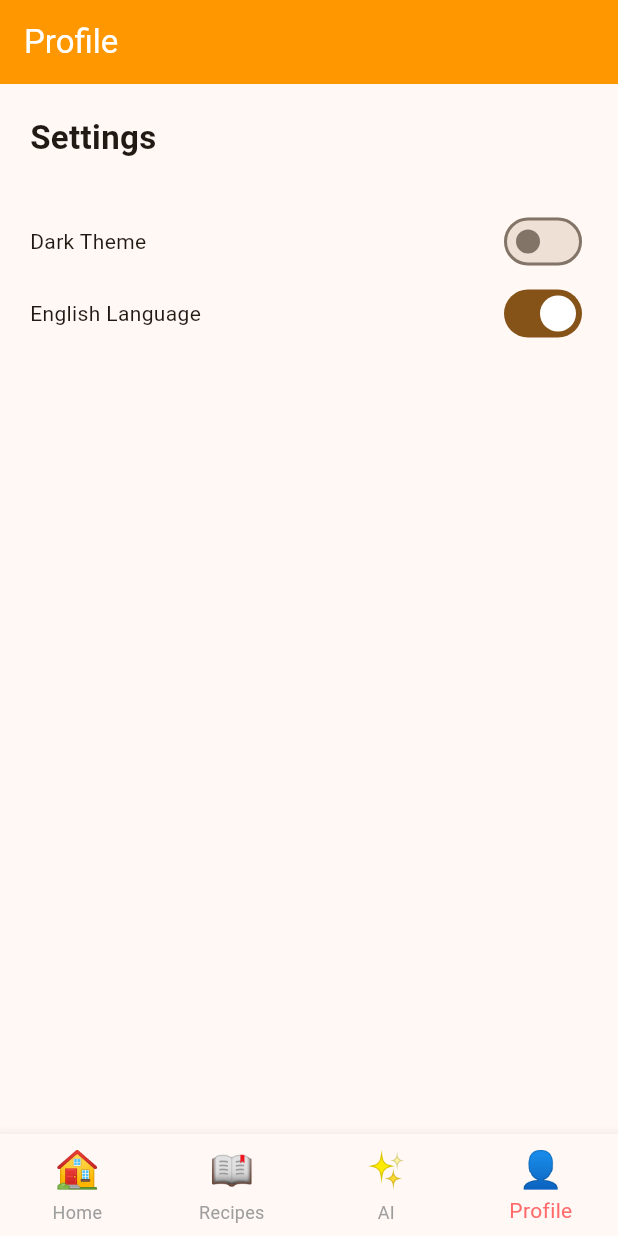
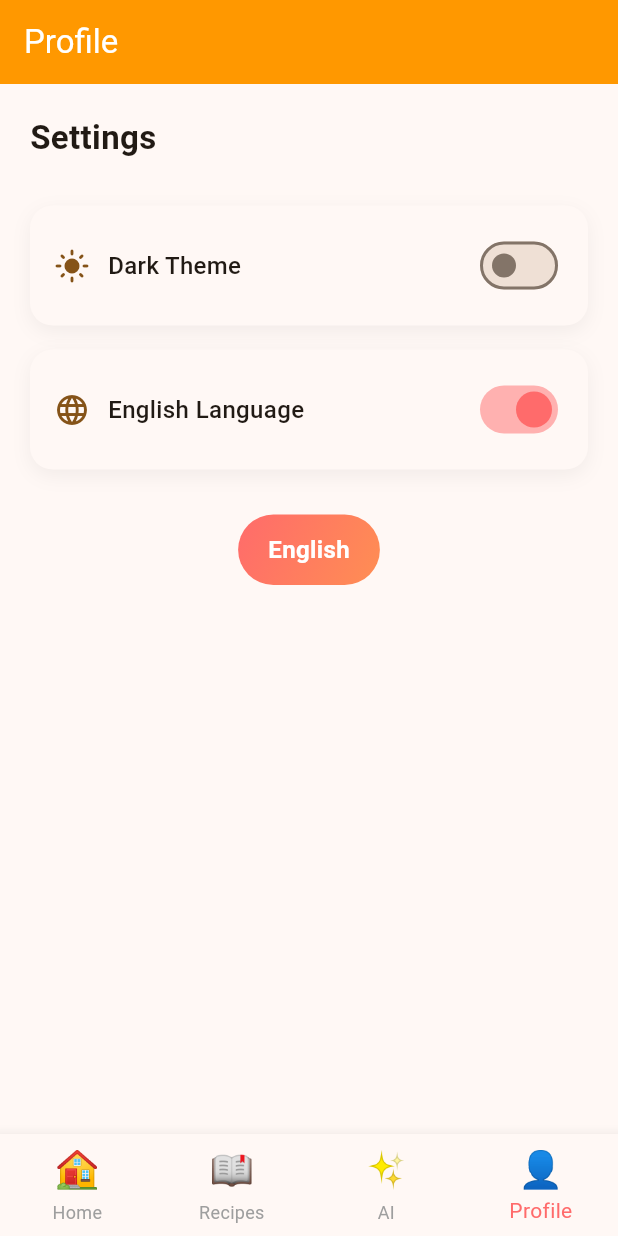
Before and after one commit to kazishakkhar17/RecipeWhisper, a Flutter app: the HomeScreen screen opened by its route, item 4 of the bottom bar chosen, on a phone screen of 412 x 824 dp. Run offline on Flutter 3.47's test engine with Material 3 defaults, Android fonts, the light colour scheme and no system bars; our stand-ins replace firebase_auth, firebase_core, flutter_riverpod, get_it, go_router, hive_flutter and 1 more; accounts and stored records are empty.

Commit message:
added language switching between English and Bangla.

```diff
--- a/lib/core/constants/locales.dart
+++ b/lib/core/constants/locales.dart
@@ -0,0 +1,13 @@
+import 'package:flutter/material.dart';
+
+class AppLocales {
+  static const Locale english = Locale('en', 'US');
+  static const Locale bangla = Locale('bn', 'BD');
+
+  static const List<Locale> supportedLocales = [
+    english,
+    bangla,
+  ];
+
+  static const List<String> supportedLanguageCodes = ['en', 'bn'];
+}
--- a/lib/core/localization/app_localizations.dart
+++ b/lib/core/localization/app_localizations.dart
@@ -0,0 +1,33 @@
+import 'package:flutter/material.dart';
+import '../constants/app_strings.dart';
+
+class AppLocalizations {
+  final Locale locale;
+  late Map<String, String> _localizedStrings;
+
+  AppLocalizations(this.locale) {
+    _localizedStrings = AppStrings.getStrings(locale.languageCode);
+  }
+
+  // Helper method to get localized string
+  String translate(String key) {
+    return _localizedStrings[key] ?? key;
+  }
+
+  // Static method to access AppLocalizations from context
+  static AppLocalizations of(BuildContext context) {
+    return Localizations.of<AppLocalizations>(context, AppLocalizations)!;
+  }
+
+  // Static method to check if locale is supported
+  static bool isSupported(Locale locale) {
+    return ['en', 'bn'].contains(locale.languageCode);
+  }
+}
+
+// Extension for easier access
+extension LocalizationExtension on BuildContext {
+  AppLocalizations get loc => AppLocalizations.of(this);
+
+  String tr(String key) => AppLocalizations.of(this).translate(key);
+}
--- a/lib/core/localization/delegates.dart
+++ b/lib/core/localization/delegates.dart
@@ -0,0 +1,19 @@
+import 'package:flutter/material.dart';
+import 'app_localizations.dart';
+
+class AppLocalizationsDelegate extends LocalizationsDelegate<AppLocalizations> {
+  const AppLocalizationsDelegate();
+
+  @override
+  bool isSupported(Locale locale) {
+    return ['en', 'bn'].contains(locale.languageCode);
+  }
+
+  @override
+  Future<AppLocalizations> load(Locale locale) async {
+    return AppLocalizations(locale);
+  }
+
+  @override
+  bool shouldReload(AppLocalizationsDelegate old) => false;
+}
--- a/lib/core/widgets/language_toggle.dart
+++ b/lib/core/widgets/language_toggle.dart
@@ -1,4 +1,4 @@
-import 'package:bli_flutter_recipewhisper/core/services/localizatiion_service.dart';
+import 'package:bli_flutter_recipewhisper/core/services/localization_service.dart';
 import 'package:flutter/material.dart';
 import 'package:flutter_riverpod/flutter_riverpod.dart';
 
--- a/lib/features/auth/presentation/screens/profile_screen.dart
+++ b/lib/features/auth/presentation/screens/profile_screen.dart
@@ -1,4 +1,5 @@
-import 'package:bli_flutter_recipewhisper/core/services/localizatiion_service.dart';
+import 'package:bli_flutter_recipewhisper/core/services/localization_service.dart';
+import 'package:bli_flutter_recipewhisper/core/localization/app_localizations.dart';
 import 'package:flutter/material.dart';
 import 'package:flutter_riverpod/flutter_riverpod.dart';
 import 'package:bli_flutter_recipewhisper/core/theme/theme_provider.dart';
@@ -9,48 +10,136 @@ class ProfileScreen extends ConsumerWidget {
   @override
   Widget build(BuildContext context, WidgetRef ref) {
     final isDarkMode = ref.watch(themeProvider) == ThemeMode.dark;
-    final isEnglish = ref.watch(localeProvider) == const Locale('en');
+    final isEnglish = ref.watch(localeProvider).languageCode == 'en';
 
     return Scaffold(
-      appBar: AppBar(title: const Text('Profile')),
+      appBar: AppBar(
+        title: Text(context.tr('profile')),
+        automaticallyImplyLeading: false,
+      ),
       body: Padding(
         padding: const EdgeInsets.all(20),
         child: Column(
           crossAxisAlignment: CrossAxisAlignment.start,
           children: [
-            const Text(
-              'Settings',
-              style: TextStyle(fontSize: 22, fontWeight: FontWeight.bold),
+            Text(
+              context.tr('settings'),
+              style: const TextStyle(fontSize: 22, fontWeight: FontWeight.bold),
             ),
             const SizedBox(height: 30),
 
             // Dark Theme Toggle
-            Row(
-              mainAxisAlignment: MainAxisAlignment.spaceBetween,
-              children: [
-                const Text('Dark Theme'),
-                Switch(
-                  value: isDarkMode,
-                  onChanged: (_) => ref.read(themeProvider.notifier).toggleTheme(),
-                ),
-              ],
+            Container(
+              padding: const EdgeInsets.all(16),
+              decoration: BoxDecoration(
+                color: Theme.of(context).colorScheme.surface,
+                borderRadius: BorderRadius.circular(15),
+                boxShadow: [
+                  BoxShadow(
+                    color: Colors.black.withOpacity(0.05),
+                    blurRadius: 10,
+                    offset: const Offset(0, 4),
+                  ),
+                ],
+              ),
+              child: Row(
+                mainAxisAlignment: MainAxisAlignment.spaceBetween,
+                children: [
+                  Row(
+                    children: [
+                      Icon(
+                        isDarkMode ? Icons.dark_mode : Icons.light_mode,
+                        color: Theme.of(context).colorScheme.primary,
+                      ),
+                      const SizedBox(width: 12),
+                      Text(
+                        context.tr('dark_theme'),
+                        style: const TextStyle(
+                          fontSize: 16,
+                          fontWeight: FontWeight.w500,
+                        ),
+                      ),
+                    ],
+                  ),
+                  Switch(
+                    value: isDarkMode,
+                    onChanged: (_) => ref.read(themeProvider.notifier).toggleTheme(),
+                    activeColor: const Color(0xFFFF6B6B),
+                  ),
+                ],
+              ),
+            ),
+            const SizedBox(height: 16),
+
+            // Language Toggle
+            Container(
+              padding: const EdgeInsets.all(16),
+              decoration: BoxDecoration(
+                color: Theme.of(context).colorScheme.surface,
+                borderRadius: BorderRadius.circular(15),
+                boxShadow: [
+                  BoxShadow(
+                    color: Colors.black.withOpacity(0.05),
+                    blurRadius: 10,
+                    offset: const Offset(0, 4),
+                  ),
+                ],
+              ),
+              child: Row(
+                mainAxisAlignment: MainAxisAlignment.spaceBetween,
+                children: [
+                  Row(
+                    children: [
+                      Icon(
+                        Icons.language,
+                        color: Theme.of(context).colorScheme.primary,
+                      ),
+                      const SizedBox(width: 12),
+                      Text(
+                        context.tr('english_language'),
+                        style: const TextStyle(
+                          fontSize: 16,
+                          fontWeight: FontWeight.w500,
+                        ),
+                      ),
+                    ],
+                  ),
+                  Switch(
+                    value: isEnglish,
+                    onChanged: (_) => ref.read(localeProvider.notifier).toggleLocale(),
+                    activeColor: const Color(0xFFFF6B6B),
+                  ),
+                ],
+              ),
             ),
 
-            // Language Toggle
-            Row(
-              mainAxisAlignment: MainAxisAlignment.spaceBetween,
-              children: [
-                const Text('English Language'),
-                Switch(
-                  value: isEnglish,
-                  onChanged: (_) => ref.read(localeProvider.notifier).toggleLocale(),
+            const SizedBox(height: 30),
+
+            // Current language display
+            Center(
+              child: Container(
+                padding: const EdgeInsets.symmetric(horizontal: 20, vertical: 12),
+                decoration: BoxDecoration(
+                  gradient: const LinearGradient(
+                    colors: [Color(0xFFFF6B6B), Color(0xFFFF8E53)],
+                    begin: Alignment.topLeft,
+                    end: Alignment.bottomRight,
+                  ),
+                  borderRadius: BorderRadius.circular(25),
                 ),
-              ],
+                child: Text(
+                  ref.read(localeProvider.notifier).currentLanguageName,
+                  style: const TextStyle(
+                    color: Colors.white,
+                    fontSize: 16,
+                    fontWeight: FontWeight.bold,
+                  ),
+                ),
+              ),
             ),
           ],
         ),
       ),
-      // bottomNavigationBar: const BottomNavBar(currentIndex: 3),
     );
   }
 }
--- a/lib/features/recipes/presentation/screens/home_screen.dart
+++ b/lib/features/recipes/presentation/screens/home_screen.dart
@@ -1,11 +1,9 @@
 import 'package:bli_flutter_recipewhisper/features/auth/presentation/screens/profile_screen.dart';
+import 'package:bli_flutter_recipewhisper/core/localization/app_localizations.dart';
 import 'package:flutter/material.dart';
 import 'package:flutter_riverpod/flutter_riverpod.dart';
 import 'package:go_router/go_router.dart';
 import 'package:bli_flutter_recipewhisper/features/auth/presentation/providers/auth_provider.dart';
-
-// ✅ Import the real ProfileScreen
-import 'package:bli_flutter_recipewhisper/core/widgets/bottom_nav_bar.dart';
 
 class HomeScreen extends ConsumerStatefulWidget {
   const HomeScreen({super.key});
@@ -17,12 +15,11 @@ class HomeScreen extends ConsumerStatefulWidget {
 class _HomeScreenState extends ConsumerState<HomeScreen> {
   int _selectedIndex = 0;
 
-  // ✅ Use the real ProfileScreen here
-  final List<Widget> _screens = [
+  List<Widget> get _screens => [
     const HomeContent(),
     const RecipesScreen(),
     const AiScreen(),
-    ProfileScreen(), // real screen with working toggles
+    const ProfileScreen(),
   ];
 
   void _onItemTapped(int index) {
@@ -41,11 +38,23 @@ class _HomeScreenState extends ConsumerState<HomeScreen> {
         selectedItemColor: const Color(0xFFFF6B6B),
         unselectedItemColor: Colors.grey,
         onTap: _onItemTapped,
-        items: const [
-          BottomNavigationBarItem(icon: Text('🏠', style: TextStyle(fontSize: 24)), label: 'Home'),
-          BottomNavigationBarItem(icon: Text('📖', style: TextStyle(fontSize: 24)), label: 'Recipes'),
-          BottomNavigationBarItem(icon: Text('✨', style: TextStyle(fontSize: 24)), label: 'AI'),
-          BottomNavigationBarItem(icon: Text('👤', style: TextStyle(fontSize: 24)), label: 'Profile'),
+        items: [
+          BottomNavigationBarItem(
+            icon: const Text('🏠', style: TextStyle(fontSize: 24)),
+            label: context.tr('home'),
+          ),
+          BottomNavigationBarItem(
+            icon: const Text('📖', style: TextStyle(fontSize: 24)),
+            label: context.tr('recipes'),
+          ),
+          BottomNavigationBarItem(
+            icon: const Text('✨', style: TextStyle(fontSize: 24)),
+            label: context.tr('ai'),
+          ),
+          BottomNavigationBarItem(
+            icon: const Text('👤', style: TextStyle(fontSize: 24)),
+            label: context.tr('profile'),
+          ),
         ],
       ),
     );
@@ -56,6 +65,13 @@ class _HomeScreenState extends ConsumerState<HomeScreen> {
 
 class HomeContent extends ConsumerWidget {
   const HomeContent({super.key});
+
+  String _getGreeting() {
+    final hour = DateTime.now().hour;
+    if (hour < 12) return 'good_morning';
+    if (hour < 17) return 'good_afternoon';
+    return 'good_evening';
+  }
 
   @override
   Widget build(BuildContext context, WidgetRef ref) {
@@ -77,19 +93,19 @@ class HomeContent extends ConsumerWidget {
             children: [
               Column(
                 crossAxisAlignment: CrossAxisAlignment.start,
-                children: const [
+                children: [
                   Text(
-                    'Good Morning! 👋',
-                    style: TextStyle(
+                    context.tr(_getGreeting()),
+                    style: const TextStyle(
                       color: Colors.white,
                       fontSize: 24,
                       fontWeight: FontWeight.bold,
                     ),
                   ),
-                  SizedBox(height: 5),
+                  const SizedBox(height: 5),
                   Text(
-                    'What would you like to cook today?',
-                    style: TextStyle(
+                    context.tr('what_to_cook'),
+                    style: const TextStyle(
                       color: Colors.white70,
                       fontSize: 14,
                     ),
@@ -113,7 +129,7 @@ class HomeContent extends ConsumerWidget {
           child: TextField(
             decoration: InputDecoration(
               prefixIcon: const Icon(Icons.search, color: Colors.grey),
-              hintText: 'Search recipes...',
+              hintText: context.tr('search_recipes'),
               filled: true,
               fillColor: Colors.white,
               border: OutlineInputBorder(
@@ -125,11 +141,11 @@ class HomeContent extends ConsumerWidget {
         ),
 
         // Section title
-        const Padding(
-          padding: EdgeInsets.symmetric(horizontal: 20, vertical: 10),
+        Padding(
+          padding: const EdgeInsets.symmetric(horizontal: 20, vertical: 10),
           child: Text(
-            'Popular Recipes',
-            style: TextStyle(
+            context.tr('popular_recipes'),
+            style: const TextStyle(
               fontSize: 18,
               fontWeight: FontWeight.bold,
             ),
@@ -141,7 +157,7 @@ class HomeContent extends ConsumerWidget {
           child: ListView(
             padding: const EdgeInsets.symmetric(horizontal: 20),
             children: [
-              _recipeCard('Spicy Thai Basil Chicken', '🍗'),
+              _recipeCard('Spicy Thai Basil Chicken', '🗡'),
               _recipeCard('Avocado Toast', '🥑'),
               _recipeCard('Chocolate Cake', '🍰'),
             ],
@@ -173,20 +189,30 @@ class HomeContent extends ConsumerWidget {
   }
 }
 
-class RecipesScreen extends StatelessWidget {
+class RecipesScreen extends ConsumerWidget {
   const RecipesScreen({super.key});
+
   @override
-  Widget build(BuildContext context) {
-    return const Center(child: Text('Recipes Screen'));
+  Widget build(BuildContext context, WidgetRef ref) {
+    return Center(
+      child: Text(
+        '${context.tr('recipes')} Screen',
+        style: const TextStyle(fontSize: 20),
+      ),
+    );
   }
 }
 
-class AiScreen extends StatelessWidget {
+class AiScreen extends ConsumerWidget {
   const AiScreen({super.key});
+
   @override
-  Widget build(BuildContext context) {
-    return const Center(child: Text('AI Screen'));
+  Widget build(BuildContext context, WidgetRef ref) {
+    return Center(
+      child: Text(
+        '${context.tr('ai')} Screen',
+        style: const TextStyle(fontSize: 20),
+      ),
+    );
   }
 }
-
-// ✅ Remove the local ProfileScreen stub completely
```
Also changed, not shown: lib/app.dart (+15 -1 lines), lib/core/constants/app_strings.dart (+167 -0 lines), lib/core/services/localization_service.dart (renamed from lib/core/services/localizatiion_service.dart, +15 -3 lines), lib/features/auth/presentation/screens/login_screen.dart (+18 -9 lines), lib/features/auth/presentation/screens/signup_screen.dart (+8 -7 lines), 6 other files.
